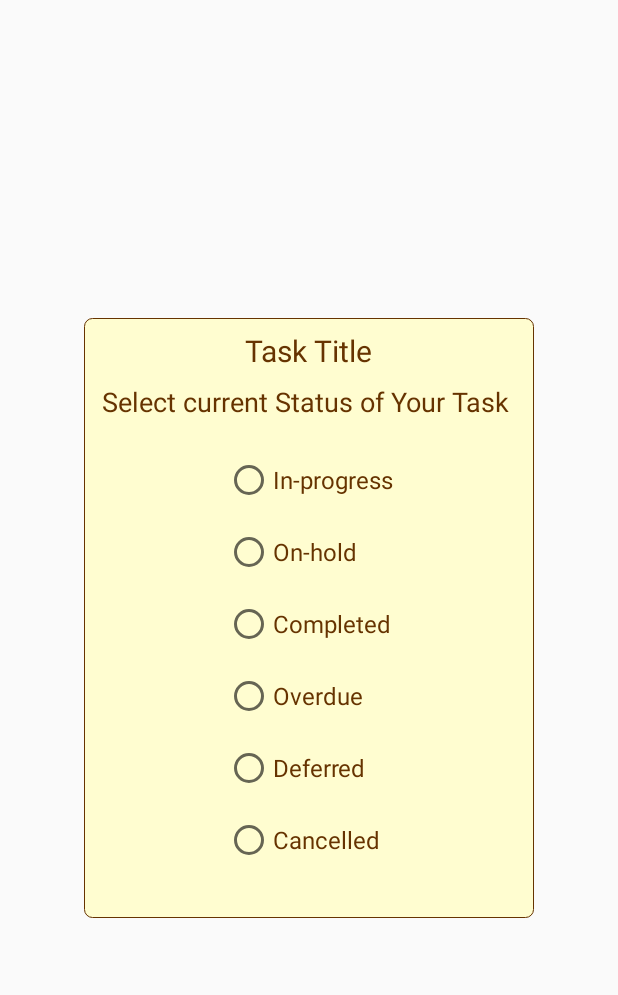
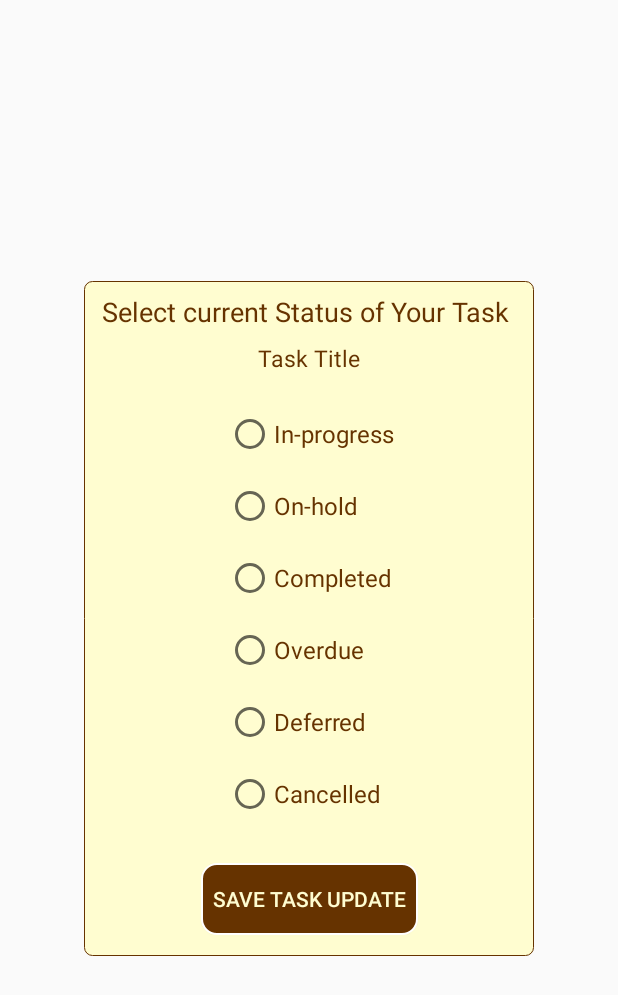
Before and after one commit to Dalton-47/Task-Management-Application, an Android app: the layout dialog_task_status_layout.xml on its own in the app's theme, with its tools: preview values and no code run, on a phone screen of 412 x 824 dp. Shown: the top 995 px of the screen. Run offline under Robolectric (Android 15) with nearby library versions, the phone set to English and light mode, and no system bars.

Commit message:
Modified the View-tasks Class

```diff
--- a/app/src/main/java/com/example/luna/Create_Task.java
+++ b/app/src/main/java/com/example/luna/Create_Task.java
@@ -238,9 +238,9 @@ public class Create_Task extends AppCompatActivity {
 
          //let us set status of the task
          String status="New";
+         String dateTimeString=taskDueDate+"T"+taskDueTime;
          //String title, String description, String startTimme, String dueDate, String category
-         Task_Class taskObj = new Task_Class(taskTitle,taskDescription,taskDueTime,taskDueDate,taskCategory,status);
-       String dateTimeString=taskDueDate+"T"+taskDueTime;
+         Task_Class taskObj = new Task_Class(taskTitle,taskDescription,taskDueTime,taskDueDate,taskCategory,status,dateTimeString);
          //use dueDate+dueTime as the child Ref
          taskReference.child(dateTimeString).child(taskTitle).setValue(taskObj).addOnCompleteListener(new OnCompleteListener<Void>() {
             @Override
--- a/app/src/main/res/layout/dialog_task_status_layout.xml
+++ b/app/src/main/res/layout/dialog_task_status_layout.xml
@@ -7,7 +7,7 @@
 
     <androidx.constraintlayout.widget.ConstraintLayout
         android:layout_width="300dp"
-        android:layout_height="400dp"
+        android:layout_height="450dp"
         android:background="@drawable/textview_background"
         app:layout_constraintBottom_toBottomOf="parent"
         app:layout_constraintEnd_toEndOf="parent"
@@ -22,8 +22,9 @@
             android:orientation="vertical"
             android:padding="8dp"
             app:layout_constraintEnd_toEndOf="parent"
+            app:layout_constraintHorizontal_bias="0.502"
             app:layout_constraintStart_toStartOf="parent"
-            app:layout_constraintTop_toBottomOf="@+id/textView36">
+            app:layout_constraintTop_toBottomOf="@+id/textViewDialogTaskTitle">
 
             <RadioButton
                 android:id="@+id/radioButtonInProgress"
@@ -87,10 +88,10 @@
             android:layout_marginTop="8dp"
             android:text="Task Title"
             android:textColor="#663300"
-            android:textSize="20sp"
+            android:textSize="15sp"
             app:layout_constraintEnd_toEndOf="parent"
             app:layout_constraintStart_toStartOf="parent"
-            app:layout_constraintTop_toTopOf="parent" />
+            app:layout_constraintTop_toBottomOf="@+id/textView36" />
 
         <TextView
             android:id="@+id/textView36"
@@ -102,6 +103,19 @@
             android:textSize="18sp"
             app:layout_constraintEnd_toEndOf="parent"
             app:layout_constraintStart_toStartOf="parent"
-            app:layout_constraintTop_toBottomOf="@+id/textViewDialogTaskTitle" />
+            app:layout_constraintTop_toTopOf="parent" />
+
+        <Button
+            android:id="@+id/buttonDialogSaveStatus"
+            android:layout_width="wrap_content"
+            android:layout_height="wrap_content"
+            android:background="@drawable/rounded_brown_square"
+            android:padding="8dp"
+            android:text="Save Task Update"
+            android:textColor="#FFFDD0"
+            app:layout_constraintBottom_toBottomOf="parent"
+            app:layout_constraintEnd_toEndOf="parent"
+            app:layout_constraintStart_toStartOf="parent"
+            app:layout_constraintTop_toBottomOf="@+id/radioGroupOptions" />
     </androidx.constraintlayout.widget.ConstraintLayout>
 </androidx.constraintlayout.widget.ConstraintLayout>
```
Also changed, not shown: app/src/main/java/com/example/luna/Task_Adapter.java (+71 -1 lines), app/src/main/java/com/example/luna/Task_Class.java (+12 -1 lines), app/src/main/java/com/example/luna/view_tasks_activity.java (+21 -2 lines).
